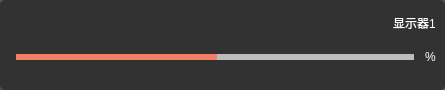
lixin-hub/NightKing, file component/myprogressbar/myprogressbar.ui: the form before one commit.
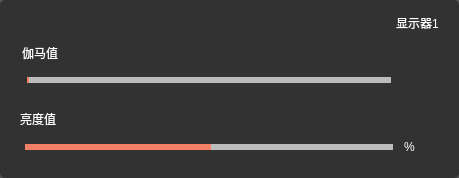
The form after the commit. Icons and pictures are not drawn.

Commit message: [add](adjustLight):调整亮度界面修改，实现基本调节功能

Diff of the .ui file:
```diff
--- a/component/myprogressbar/myprogressbar.ui
+++ b/component/myprogressbar/myprogressbar.ui
@@ -6,10 +6,16 @@
    <rect>
     <x>0</x>
     <y>0</y>
-    <width>445</width>
-    <height>90</height>
+    <width>459</width>
+    <height>178</height>
    </rect>
   </property>
+  <property name="minimumSize">
+   <size>
+    <width>0</width>
+    <height>178</height>
+   </size>
+  </property>
   <property name="windowTitle">
    <string>Form</string>
   </property>
@@ -22,22 +28,7 @@
 border-radius:5px;
 }</string>
   </property>
-  <layout class="QVBoxLayout" name="verticalLayout">
-   <property name="spacing">
-    <number>0</number>
-   </property>
-   <property name="leftMargin">
-    <number>0</number>
-   </property>
-   <property name="topMargin">
-    <number>11</number>
-   </property>
-   <property name="rightMargin">
-    <number>0</number>
-   </property>
-   <property name="bottomMargin">
-    <number>11</number>
-   </property>
+  <layout class="QVBoxLayout" name="verticalLayout_4">
    <item>
     <widget class="QWidget" name="widget_2" native="true">
      <property name="sizePolicy">
@@ -80,13 +71,10 @@
         <property name="orientation">
          <enum>Qt::Horizontal</enum>
         </property>
-        <property name="sizeType">
-         <enum>QSizePolicy::Expanding</enum>
-        </property>
         <property name="sizeHint" stdset="0">
          <size>
-          <width>70</width>
-          <height>11</height>
+          <width>40</width>
+          <height>20</height>
          </size>
         </property>
        </spacer>
@@ -105,14 +93,138 @@
     </widget>
    </item>
    <item>
+    <widget class="QWidget" name="widget_4" native="true">
+     <property name="styleSheet">
+      <string notr="true">border-radius:5;
+border-top-left-radius:0px;
+border-top-right-radius:0px;
+background-color: transparent;
+</string>
+     </property>
+     <layout class="QVBoxLayout" name="verticalLayout_3">
+      <property name="leftMargin">
+       <number>11</number>
+      </property>
+      <property name="topMargin">
+       <number>0</number>
+      </property>
+      <property name="rightMargin">
+       <number>11</number>
+      </property>
+      <property name="bottomMargin">
+       <number>0</number>
+      </property>
+      <item>
+       <widget class="QLabel" name="label_5">
+        <property name="styleSheet">
+         <string notr="true">background-color:transparent;</string>
+        </property>
+        <property name="text">
+         <string>伽马值</string>
+        </property>
+       </widget>
+      </item>
+      <item>
+       <widget class="QWidget" name="widget_6" native="true">
+        <property name="styleSheet">
+         <string notr="true">background-color:transparent;</string>
+        </property>
+        <layout class="QHBoxLayout" name="horizontalLayout_4">
+         <property name="leftMargin">
+          <number>0</number>
+         </property>
+         <property name="topMargin">
+          <number>0</number>
+         </property>
+         <property name="rightMargin">
+          <number>0</number>
+         </property>
+         <property name="bottomMargin">
+          <number>0</number>
+         </property>
+         <item>
+          <widget class="QSlider" name="horizontalSlider_2">
+           <property name="styleSheet">
+            <string notr="true">QSlider{
+border-color: #bcbcbc;
+}
+QSlider::groove:horizontal {                                
+     border: 1px solid #999999;
+     height: 4px;                                           
+    margin: 0px 0;                                         
+     left: 5px; right: 5px; 
+ }
+QSlider::handle:horizontal {                               
+     border: 0px ;                           
+     border-image:  url(:/img/progress_handel.svg);                                                    
+     margin: -7px -7px -7px -7px;                  
+} 
+QSlider::add-page:horizontal{
+background: qlineargradient(spread:pad, x1:0, y1:1, x2:0, y2:0, stop:0 #bcbcbc, stop:0.25 #bcbcbc, stop:0.5 #bcbcbc, stop:1 #bcbcbc); 
+
+}
+QSlider::sub-page:horizontal{                               
+ background: qlineargradient(spread:pad, x1:0, y1:1, x2:0, y2:0, stop:0 #F38064, stop:0.25 #F38064, stop:0.5 #F38064, stop:1 #F38064);                     
+}</string>
+           </property>
+           <property name="maximum">
+            <number>100</number>
+           </property>
+           <property name="orientation">
+            <enum>Qt::Horizontal</enum>
+           </property>
+          </widget>
+         </item>
+         <item>
+          <widget class="QLabel" name="label_6">
+           <property name="minimumSize">
+            <size>
+             <width>35</width>
+             <height>0</height>
+            </size>
+           </property>
+           <property name="styleSheet">
+            <string notr="true">background-color:transparent;</string>
+           </property>
+           <property name="text">
+            <string/>
+           </property>
+          </widget>
+         </item>
+        </layout>
+       </widget>
+      </item>
+     </layout>
+    </widget>
+   </item>
+   <item>
+    <widget class="QWidget" name="widget" native="true">
+     <property name="minimumSize">
+      <size>
+       <width>0</width>
+       <height>69</height>
+      </size>
+     </property>
+     <layout class="QVBoxLayout" name="verticalLayout">
+      <item>
+       <widget class="QLabel" name="label_2">
+        <property name="text">
+         <string>亮度值</string>
+        </property>
+       </widget>
+      </item>
+      <item>
     <widget class="QWidget" name="widget_3" native="true">
      <layout class="QHBoxLayout" name="horizontalLayout_2">
       <property name="leftMargin">
-       <number>11</number>
+          <number>0</number>
       </property>
       <property name="topMargin">
        <number>0</number>
       </property>
+         <property name="rightMargin">
+          <number>0</number>
+         </property>
       <property name="bottomMargin">
        <number>0</number>
       </property>
@@ -187,9 +299,18 @@
       </item>
       <item>
        <widget class="QLabel" name="label">
+           <property name="minimumSize">
+            <size>
+             <width>35</width>
+             <height>0</height>
+            </size>
+           </property>
         <property name="text">
          <string>%</string>
         </property>
+          </widget>
+         </item>
+        </layout>
        </widget>
       </item>
      </layout>
```
Lines whose indentation alone changed are shown as unchanged. The commit also changes 63 other files.
